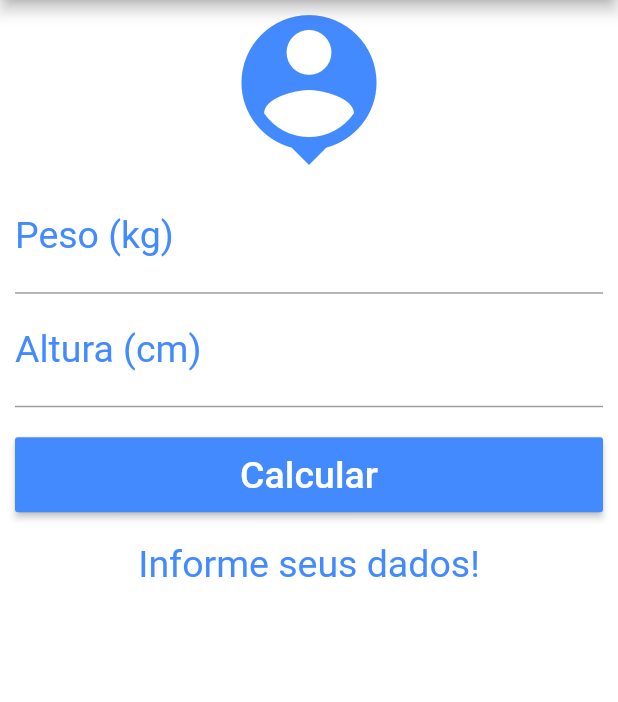
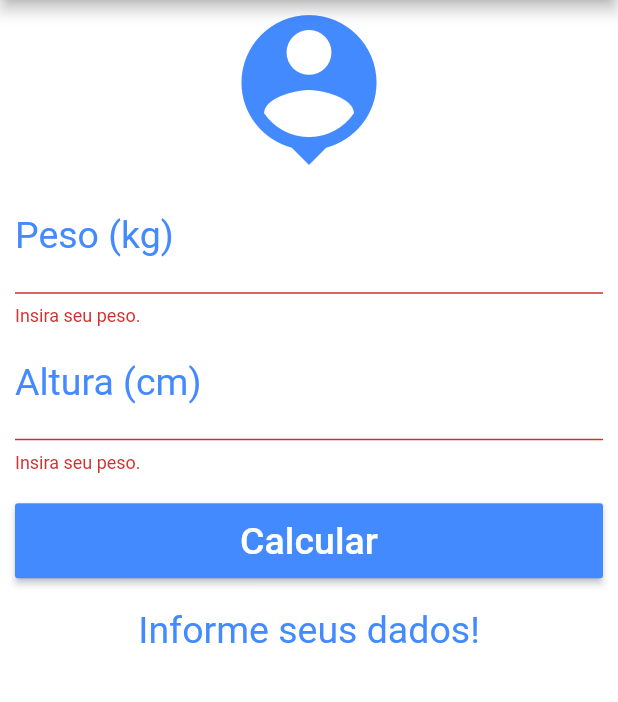
Before and after one commit to cleitonmelo/calculadora_imc, a Flutter app: the screen it shows after launch, after a tap on "Calcular", on a phone screen of 412 x 824 dp, the part 84-786 px from its top. Run offline on Flutter 3.47's test engine with Material 2 defaults, Android fonts, the phone set to English and light mode, and no system bars.

```diff
--- a/lib/main.dart
+++ b/lib/main.dart
@@ -19,7 +19,9 @@ class _HomeState extends State<Home> {
   TextEditingController weightController = TextEditingController();
   TextEditingController heightController = TextEditingController();
 
-  void _resetFields(){
+  GlobalKey<FormState> _formKey = GlobalKey<FormState>();
+
+  void _resetFields() {
     weightController.text = "";
     heightController.text = "";
     setState(() {
@@ -27,27 +29,32 @@ class _HomeState extends State<Home> {
     });
   }
 
-  void _calculate(){
+  void _calculate() {
     double weight = double.parse(weightController.text);
     double height = double.parse(heightController.text) / 100;
 
     double imc = weight / (height * height);
+    _calculateImc(imc);
+  }
+
+  void _calculateImc(double imc) {
     setState(() {
-      if(imc < 18.6){
+      if (imc < 18.6) {
         _infoText = "Abaixo do peso (${imc.toStringAsPrecision(4)})";
-      } else if( imc >= 18.6 && imc < 24.9){
+      } else if (imc >= 18.6 && imc < 24.9) {
         _infoText = "Peso Ideal (${imc.toStringAsPrecision(4)})";
-      } else if( imc >= 24.9 && imc < 29.9){
+      } else if (imc >= 24.9 && imc < 29.9) {
         _infoText = "Levemente Acima do Peso (${imc.toStringAsPrecision(4)})";
-      } else if( imc >= 29.9 && imc < 34.9){
+      } else if (imc >= 29.9 && imc < 34.9) {
         _infoText = "Obesidade Grau I (${imc.toStringAsPrecision(4)})";
-      } else if( imc >= 34.9 && imc < 39.9){
+      } else if (imc >= 34.9 && imc < 39.9) {
         _infoText = "Obesidade Grau II (${imc.toStringAsPrecision(4)})";
-      } else if( imc >= 39.9 ){
+      } else if (imc >= 39.9) {
         _infoText = "Obesidade Grau III (${imc.toStringAsPrecision(4)})";
       }
     });
   }
+
   @override
   Widget build(BuildContext context) {
     return Scaffold(
@@ -65,11 +72,13 @@ class _HomeState extends State<Home> {
       backgroundColor: Colors.white,
       body: SingleChildScrollView(
         padding: EdgeInsets.fromLTRB(10.0, 0.0, 10.0, 0.0),
+        child: Form(
+            key: _formKey,
             child: Column(
               crossAxisAlignment: CrossAxisAlignment.stretch,
               children: [
                 Icon(Icons.person_pin, size: 120, color: Colors.blueAccent),
-            TextField(
+                TextFormField(
                   keyboardType: TextInputType.number,
                   decoration: InputDecoration(
                       labelText: "Peso (kg)",
@@ -77,8 +86,13 @@ class _HomeState extends State<Home> {
                   textAlign: TextAlign.center,
                   style: TextStyle(color: Colors.blueAccent, fontSize: 25.0),
                   controller: weightController,
+                  validator: (value) {
+                    if (value.isEmpty) {
+                      return "Insira seu peso.";
+                    };
+                  },
                 ),
-            TextField(
+                TextFormField(
                     keyboardType: TextInputType.number,
                     decoration: InputDecoration(
                         labelText: "Altura (cm)",
@@ -86,15 +100,25 @@ class _HomeState extends State<Home> {
                     textAlign: TextAlign.center,
                     style: TextStyle(color: Colors.blueAccent, fontSize: 25.0),
                     controller: heightController,
+                    validator: (value) {
+                      if (value.isEmpty) {
+                        return "Insira seu peso.";
+                      };
+                    },
                 ),
                 Padding(
                   padding: EdgeInsets.only(bottom: 20.0, top: 20.0),
                   child: Container(
                       height: 50.0,
                       child: RaisedButton(
-                      onPressed: _calculate,
+                        onPressed: (){
+                          if(_formKey.currentState.validate()){
+                            _calculate();
+                          }
+                        },
                         child: Text("Calcular",
-                        style: TextStyle(fontSize: 25.0, color: Colors.white),),
+                          style: TextStyle(
+                              fontSize: 25.0, color: Colors.white),),
                         color: Colors.blueAccent,
                       )
                   ),
@@ -105,6 +129,7 @@ class _HomeState extends State<Home> {
                   style: TextStyle(color: Colors.blueAccent, fontSize: 25.0),
                 )
               ],
+            )
         ),
       ),
     );
```
Lines whose indentation alone changed are shown as unchanged.
